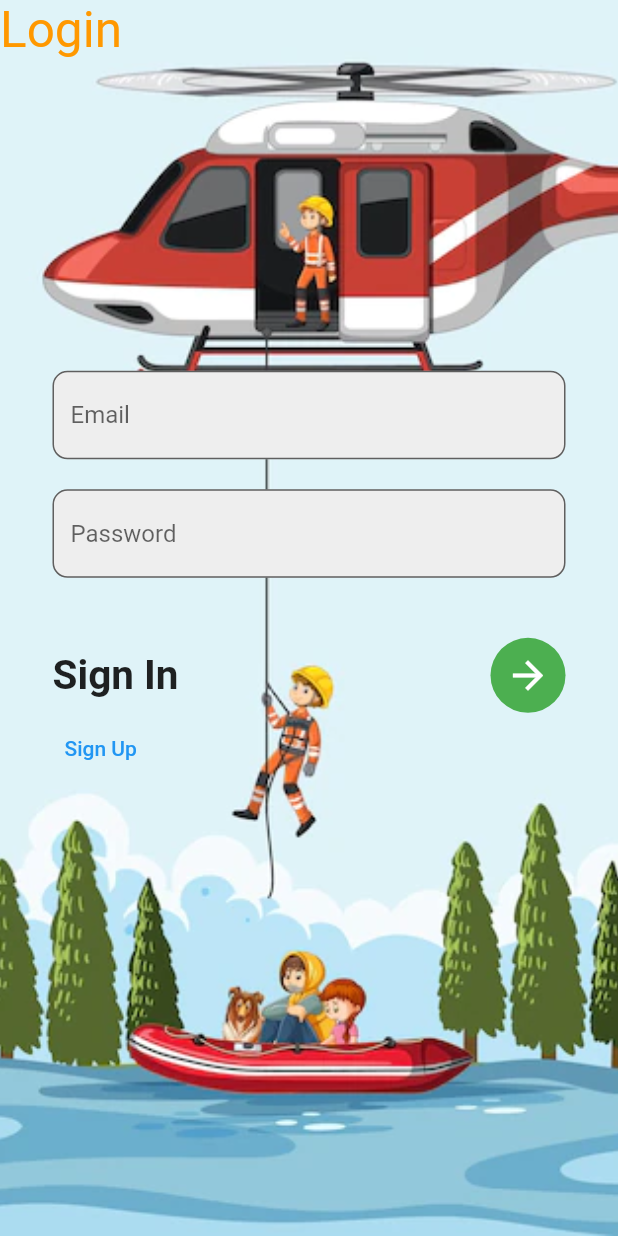
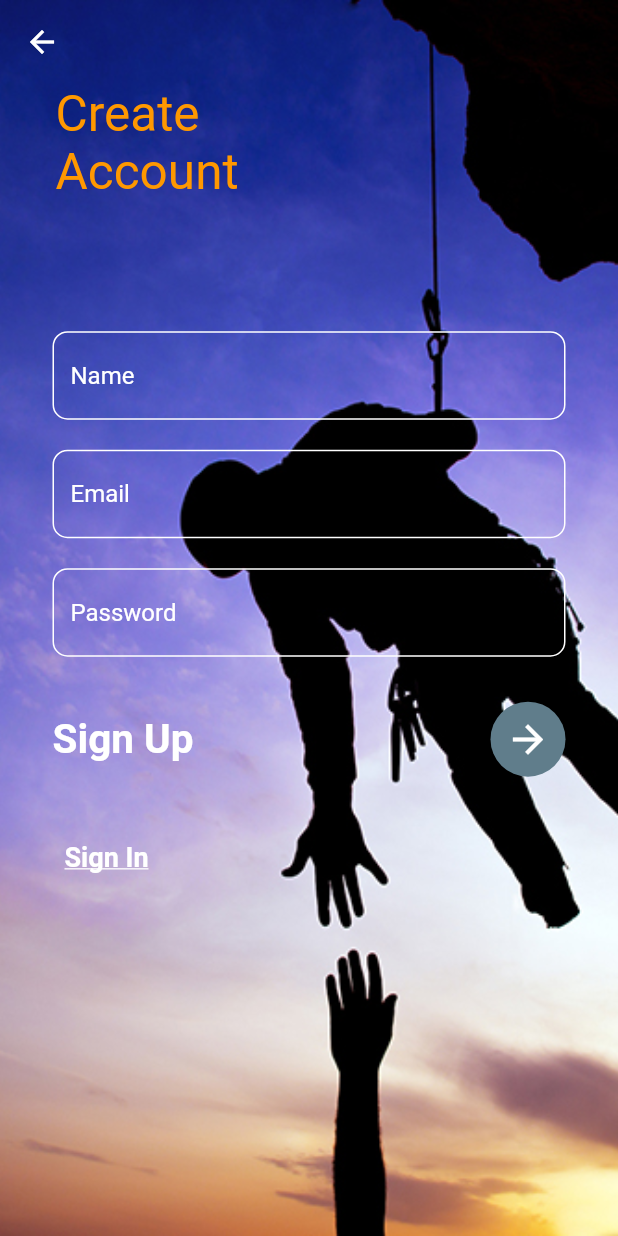
Before and after one commit to MughalAwais/RescueApp, a Flutter app: the screen it shows after launch, after a tap on "Sign Up", on a phone screen of 412 x 824 dp. Run offline on Flutter 3.47's test engine with Material 2 defaults, Android fonts, the phone set to English and light mode, and no system bars.

Commit message:
Red GUI Complete

```diff
--- a/lib/login.dart
+++ b/lib/login.dart
@@ -79,9 +79,28 @@ class _MyLoginState extends State<MyLogin> {
                       )
                     ],
                   ),
+                  SizedBox(
+                    height: 138,
+                  ),
                   Row(
+                    mainAxisAlignment: MainAxisAlignment.spaceBetween,
                     children: [
-                      TextButton(onPressed: (){}, child: Text('Sign Up'))
+                      TextButton(onPressed: (){
+                        Navigator.pushNamed(context, 'register');
+                      },
+                          child: Text('Sign Up', style: TextStyle(
+                        decoration: TextDecoration.underline,
+                        fontSize: 18,
+                        color: Colors.black,
+                        fontWeight: FontWeight.bold,
+                      ),)),
+                      TextButton(onPressed: (){},
+                          child: Text('Forget Password', style: TextStyle(
+                        decoration: TextDecoration.underline,
+                        fontSize: 18,
+                        color: Colors.black,
+                        fontWeight: FontWeight.bold,
+                      ),))
                     ],
 
                   ),
--- a/lib/main.dart
+++ b/lib/main.dart
@@ -1,12 +1,16 @@
+//import 'dart:js';
+
 import 'package:flutter/material.dart';
 import 'package:project/login.dart';
+import 'package:project/register.dart';
 
 void main() {
   runApp(MaterialApp(   //widget with more features i.e nav, themes
     debugShowCheckedModeBanner: false, // remove debug banner from screen
     initialRoute: 'login', // 1st goes to login page
     routes: {
-      'login': (context) => MyLogin() //class name in which login page is set
+      'login': (context) => MyLogin(),//class name in which login page is set
+      'register': (context) => MyRegister()
     },
   ));
 }
--- /dev/null
+++ b/lib/register.dart
@@ -0,0 +1,145 @@
+import 'package:flutter/material.dart';
+
+class MyRegister extends StatefulWidget {
+  const MyRegister({Key? key}) : super(key: key);
+
+  @override
+  State<MyRegister> createState() => _MyRegisterState();
+}
+
+class _MyRegisterState extends State<MyRegister> {
+  @override
+  Widget build(BuildContext context) {
+    return Container(     //using container to set background image
+      decoration: BoxDecoration(
+          image: DecorationImage(image: AssetImage('assets/signup.jpg'), fit: BoxFit.cover)
+      ),
+      child:Scaffold(  //for normal scaffold use
+        appBar: AppBar(
+          backgroundColor: Colors.transparent,
+          elevation: 0, //for more sexier AppBar
+        ),
+        backgroundColor: Colors.transparent, //to show backgound image bcz default is WHITE in scaffold property
+        body: Stack(
+          children: [
+            Container( //for adding margins
+              padding: EdgeInsets.only(left: 37),
+              child: Text('Create\nAccount', style: TextStyle(
+                fontSize: 33,
+                color: Colors.orange,
+              ),),
+            ),
+            SingleChildScrollView( //to scroll up screen when opens keyboard
+              child: Container(
+                padding: EdgeInsets.only(top: MediaQuery.of(context).size.height*0.2, //Adjust according to diff screen sizes
+                    right: 35,
+                    left: 35),
+                child: Column(
+                  children: [
+                    TextField(
+                      decoration: InputDecoration(
+                        focusedBorder: OutlineInputBorder(
+                            borderRadius: BorderRadius.circular(10),
+                            borderSide: BorderSide(color: Colors.black)),
+                        enabledBorder: OutlineInputBorder(
+                            borderRadius: BorderRadius.circular(10),
+                            borderSide: BorderSide(color: Colors.white)),
+                          // fillColor: Colors.grey.shade200,
+                          // filled: true,
+                          hintText: 'Name',
+                          hintStyle: TextStyle(color: Colors.white),
+                          border: OutlineInputBorder(
+                              borderRadius: BorderRadius.circular(10)
+                          )
+                      ),
+                    ),
+                    SizedBox(
+                      height: 20,
+                    ),
+                    TextField(
+                      decoration: InputDecoration(
+                          focusedBorder: OutlineInputBorder(
+                              borderRadius: BorderRadius.circular(10),
+                              borderSide: BorderSide(color: Colors.black)),
+                          enabledBorder: OutlineInputBorder(
+                              borderRadius: BorderRadius.circular(10),
+                              borderSide: BorderSide(color: Colors.white)),
+                          // fillColor: Colors.grey.shade200,
+                          // filled: true,
+                          hintText: 'Email',
+                          hintStyle: TextStyle(color: Colors.white),
+                          border: OutlineInputBorder(
+                              borderRadius: BorderRadius.circular(10)
+                          )
+                      ),
+                    ),
+                    SizedBox(
+                      height: 20,
+                    ),
+                    TextField(
+                      obscureText: true,// invisible input
+                      decoration: InputDecoration(
+                          focusedBorder: OutlineInputBorder(
+                              borderRadius: BorderRadius.circular(10),
+                              borderSide: BorderSide(color: Colors.black)),
+                          enabledBorder: OutlineInputBorder(
+                              borderRadius: BorderRadius.circular(10),
+                              borderSide: BorderSide(color: Colors.white)),
+
+                          hintText: 'Password',
+                          hintStyle: TextStyle(color: Colors.white),
+                          border: OutlineInputBorder(
+                              borderRadius: BorderRadius.circular(10)
+                          )
+                      ),
+                    ),
+                    SizedBox(
+                      height: 30,
+                    ),
+                    Row(
+                      mainAxisAlignment: MainAxisAlignment.spaceBetween,
+                      children: [
+                        Text('Sign Up',
+                          style: TextStyle(
+                              fontSize: 27, fontWeight: FontWeight.w700, color: Colors.white
+                          ),
+                        ),
+                        CircleAvatar(
+                          radius: 25,
+                          backgroundColor: Colors.blueGrey,
+                          child: IconButton(
+                            color: Colors.white,
+                            iconSize: 30,
+                            onPressed: (){},
+                            icon: Icon(Icons.arrow_forward),
+                          ),
+                        )
+                      ],
+                    ),
+                    SizedBox(
+                      height: 30,
+                    ),
+                    Row(
+                      mainAxisAlignment: MainAxisAlignment.spaceBetween,
+                      children: [
+                        TextButton(onPressed: (){
+                          Navigator.pushNamed(context, 'login');
+                        },
+                            child: Text('Sign In', style: TextStyle(
+                              decoration: TextDecoration.underline,
+                              fontSize: 18,
+                              color: Colors.white,
+                              fontWeight: FontWeight.bold,
+                            ),)),
+                      ],
+                    ),
+                  ],
+                ),
+              ),
+            )
+          ],
+        ),
+      ),
+    );
+  }
+}
```
